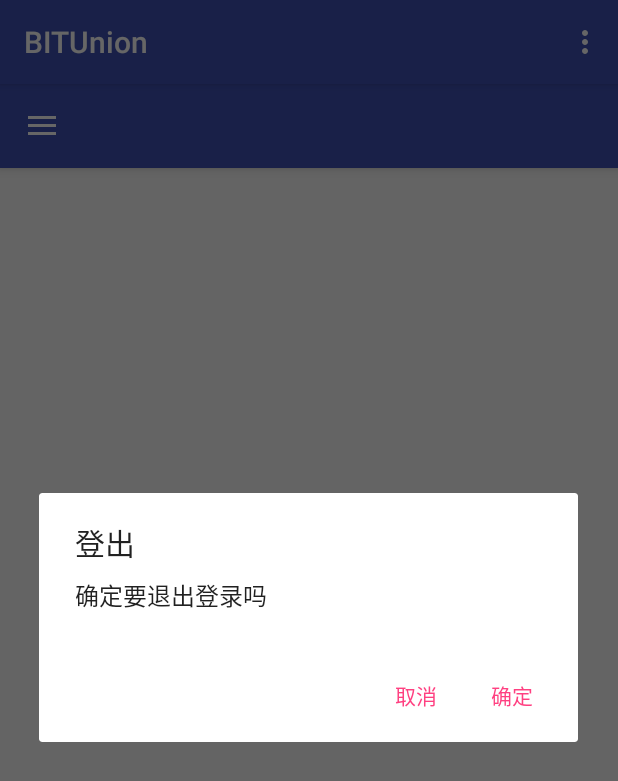
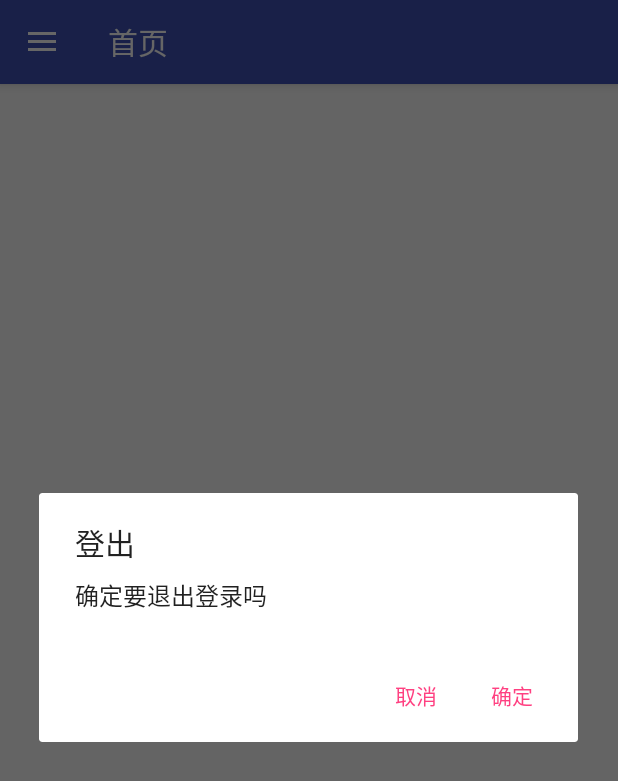
Before and after one commit to HeyOhIII/BITUnionforAndroid, an Android app: the MainActivity screen opened directly, with no data from a screen before it, in the side drawer, after a tap on "登出", on a phone screen of 412 x 824 dp. Shown: the top 781 px of the screen. Run offline under Robolectric (Android 15) with nearby library versions, the phone set to English and light mode, and no system bars; our stand-ins replace Volley; network calls fail.

Commit message:
修正导航视图ActionBar的加载错误，添加标题栏返回按钮及Title

```diff
--- a/app/src/main/AndroidManifest.xml
+++ b/app/src/main/AndroidManifest.xml
@@ -22,7 +22,8 @@
 
         <activity
             android:name=".MainActivity"
-            android:label="@string/app_name">
+            android:label="@string/app_name"
+            android:theme="@style/AppTheme.NoActionBar">
             <!--<intent-filter>-->
                 <!--<action android:name="android.intent.action.MAIN" />-->
 
--- a/app/src/main/java/com/example/bitunion/MainActivity.java
+++ b/app/src/main/java/com/example/bitunion/MainActivity.java
@@ -42,6 +42,7 @@ public class MainActivity extends AppCompatActivity
         super.onCreate(savedInstanceState);
         setContentView(R.layout.activity_main);
         Toolbar toolbar = (Toolbar) findViewById(R.id.toolbar);
+        toolbar.setTitle("首页");
 //        setSupportActionBar(toolbar);
 //        final ActionBar ab = getSupportActionBar();
 //        ab.setHomeAsUpIndicator(R.mipmap.ic_menu);
--- a/app/src/main/java/com/example/bitunion/SettingsActivity.java
+++ b/app/src/main/java/com/example/bitunion/SettingsActivity.java
@@ -36,7 +36,8 @@ public class SettingsActivity extends AppCompatActivity implements CompoundButto
     protected void onCreate(Bundle savedInstanceState) {
         super.onCreate(savedInstanceState);
         setContentView(R.layout.activity_settings);
-        // Show the Up button in the action bar.
+
+        getSupportActionBar().setTitle("设置");
         getSupportActionBar().setDisplayHomeAsUpEnabled(true);
 
         float dpi = getResources().getDisplayMetrics().densityDpi;
--- a/app/src/main/java/com/example/bitunion/ThreadActivity.java
+++ b/app/src/main/java/com/example/bitunion/ThreadActivity.java
@@ -49,6 +49,7 @@ public class ThreadActivity extends AppCompatActivity {
         calculateTotalPage();
 
         getSupportActionBar().setTitle(String.format("%s %d", threadName, currentpage+1));
+        getSupportActionBar().setDisplayHomeAsUpEnabled(true);
         getSupportActionBar().setDisplayShowHomeEnabled(false);
 
         mThreadAdapter = new ThreadPagerAdapter(getSupportFragmentManager());
@@ -173,4 +174,5 @@ public class ThreadActivity extends AppCompatActivity {
             getSupportActionBar().setTitle(String.format("%s %d", threadName, currentpage+1));
         }
     }
+
 }
--- a/app/src/main/java/com/example/bitunion/fragment/PostFragment.java
+++ b/app/src/main/java/com/example/bitunion/fragment/PostFragment.java
@@ -47,7 +47,6 @@ public class PostFragment extends Fragment implements Updateable, AbsListView.On
 
     private SwipeRefreshLayout mRefreshLayout;
     private ArrayList<BUPost> postlist = new ArrayList<BUPost>(40);;
-    private TextView titleView;
     private ListView listView;
     private PostsAdapter mAdapter;
 
@@ -86,8 +85,6 @@ public class PostFragment extends Fragment implements Updateable, AbsListView.On
 
         mRefreshLayout = (SwipeRefreshLayout) getActivity().findViewById(R.id.lyt_post_refresh);
         mRefreshLayout.setOnRefreshListener(this);
-//        titleView = (TextView) getActivity().findViewById(R.id.titleView);
-//        titleView.setText(getArguments().getString("subject"));
         listView = (ListView) getActivity().findViewById(R.id.list);
         mAdapter = new PostsAdapter(getActivity(),R.layout.post_item);
         listView.setAdapter(mAdapter);
--- a/app/src/main/res/layout/app_bar_main.xml
+++ b/app/src/main/res/layout/app_bar_main.xml
@@ -21,7 +21,6 @@
 
     </android.support.design.widget.AppBarLayout>
 
-    <!--<include layout="@layout/content_main" />-->
     <include layout="@layout/content_main" />
 
 
--- a/app/src/main/res/layout/content_main.xml
+++ b/app/src/main/res/layout/content_main.xml
@@ -4,18 +4,10 @@
     xmlns:tools="http://schemas.android.com/tools"
     android:layout_width="match_parent"
     android:layout_height="match_parent"
-    android:paddingBottom="@dimen/activity_vertical_margin"
-    android:paddingLeft="@dimen/activity_horizontal_margin"
-    android:paddingRight="@dimen/activity_horizontal_margin"
-    android:paddingTop="@dimen/activity_vertical_margin"
     app:layout_behavior="@string/appbar_scrolling_view_behavior"
     tools:context="com.example.bitunion.MainActivity"
     tools:showIn="@layout/app_bar_main">
 
-    <!--<TextView-->
-        <!--android:layout_width="wrap_content"-->
-        <!--android:layout_height="wrap_content"-->
-        <!--android:text="Hello World!" />-->
     <FrameLayout
         android:id="@+id/flContent"
         android:layout_width="match_parent"
--- a/app/src/main/res/layout/fragment_display_thread.xml
+++ b/app/src/main/res/layout/fragment_display_thread.xml
@@ -17,8 +17,8 @@
 
         <ProgressBar
             android:id="@+id/progressBar"
-            android:layout_width="match_parent"
-            android:layout_height="match_parent"
+            android:layout_width="wrap_content"
+            android:layout_height="wrap_content"
             android:indeterminate="true"
             android:layout_gravity="center"/>
     </FrameLayout>
```
Also changed, not shown: app/src/main/java/com/example/bitunion/ForumActivity.java (+13 -0 lines), app/src/main/res/layout/activity_main.xml (+0 -7 lines), app/src/main/res/layout/fragment_post.xml (+0 -10 lines).
